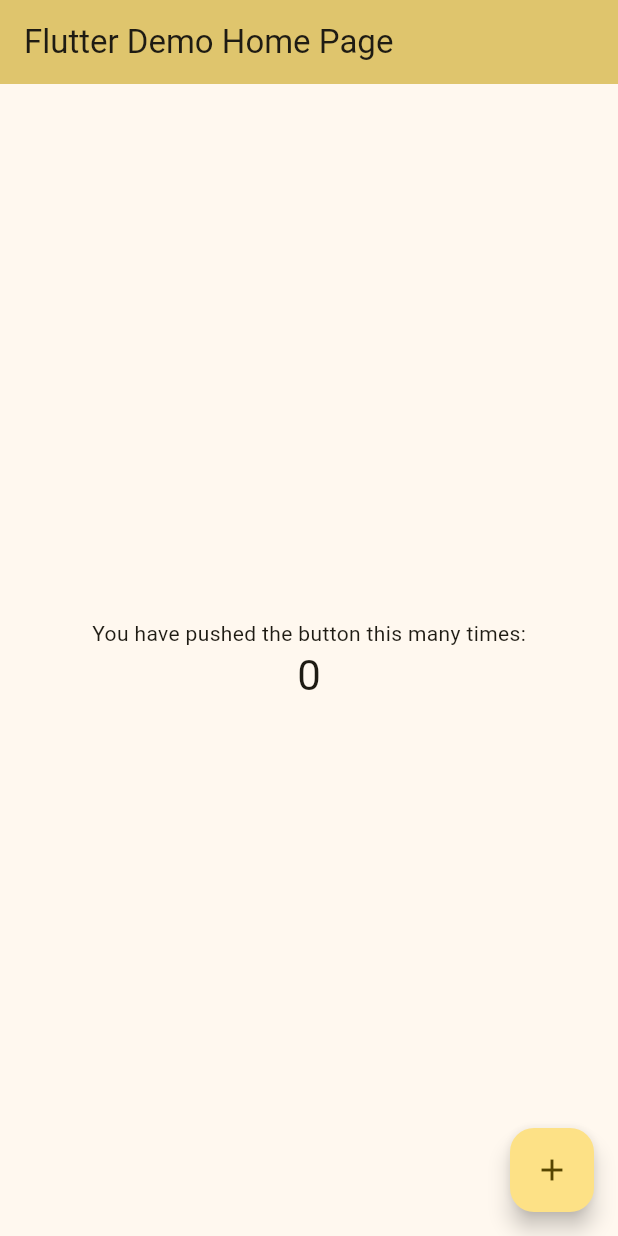
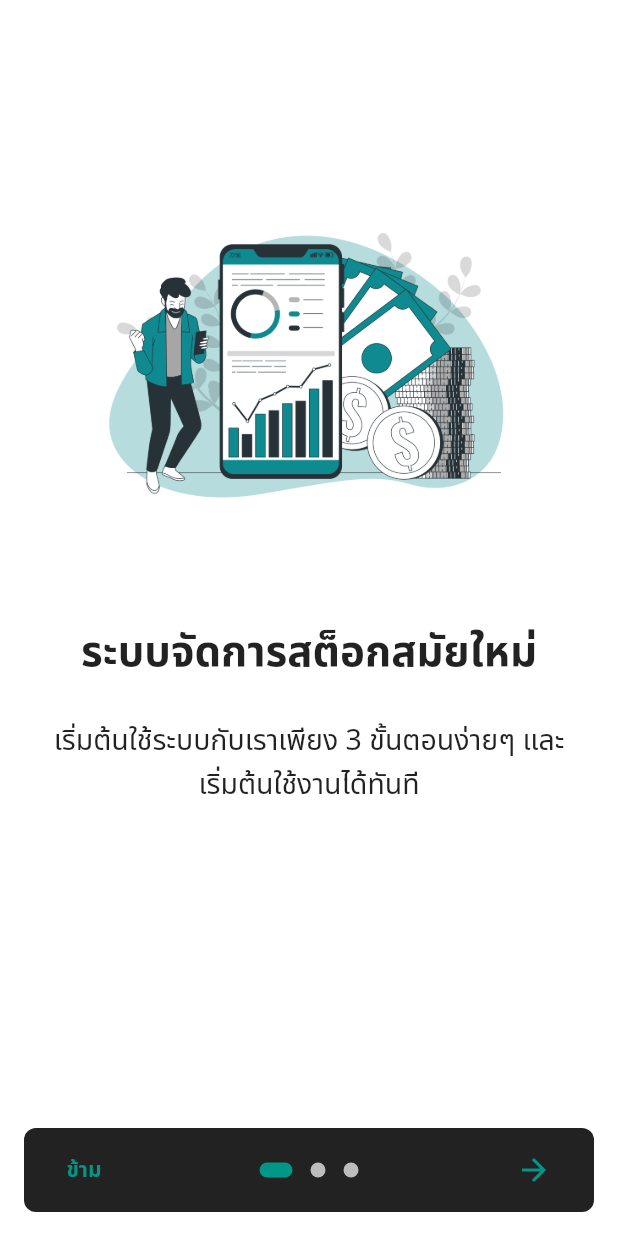
Before and after one commit to atthana/flutter3_nodejs_store, a Flutter app: the screen it shows after launch, on a phone screen of 412 x 824 dp. Run offline on Flutter 3.47's test engine with Material 2 defaults, Android fonts, the phone set to English and light mode, and no system bars; drawn by our look-alikes of introduction_screen.

Commit message:
Added "introduction screen", "app router", HomeScreen, WelcomeScreen

```diff
--- /dev/null
+++ b/lib/app_router.dart
@@ -0,0 +1,14 @@
+import 'package:flutter_node_store/screens/login/login_screen.dart';
+import 'package:flutter_node_store/screens/welcome/welcome_screen.dart';
+
+class AppRouter {
+  // Router Map Key
+  static const String welcome = '/welcome';
+  static const String login = '/login';
+
+  // Router Map
+  static get routes => {
+        welcome: (context) => WelcomeScreen(),
+        login: (context) => LoginScreen(),
+      };
+}
--- a/lib/main.dart
+++ b/lib/main.dart
@@ -1,125 +1,36 @@
+// ignore_for_file: prefer_const_constructors
+
 import 'package:flutter/material.dart';
+import 'package:flutter_node_store/app_router.dart';
+import 'package:flutter_node_store/themes/styles.dart';
 
 void main() {
   runApp(const MyApp());
+  // runApp(
+  //   MaterialApp(
+  //     theme: AppTheme.lightTheme,
+  //     home: Scaffold(
+  //       appBar: AppBar(
+  //         title: Text('คิวเองจ้า'),
+  //       ),
+  //       body: Center(
+  //         child: Text('ยังมีปัญหาอะไรอีก 666'),
+  //       ),
+  //     ),
+  //   ),
+  // );  # TODO: แบบนี้ hot reload ไม่ทำงาานนะ
 }
 
 class MyApp extends StatelessWidget {
   const MyApp({super.key});
 
-  // This widget is the root of your application.
   @override
   Widget build(BuildContext context) {
     return MaterialApp(
-      title: 'Flutter Demo',
-      theme: ThemeData(
-        // This is the theme of your application.
-        //
-        // TRY THIS: Try running your application with "flutter run". You'll see
-        // the application has a blue toolbar. Then, without quitting the app,
-        // try changing the seedColor in the colorScheme below to Colors.green
-        // and then invoke "hot reload" (save your changes or press the "hot
-        // reload" button in a Flutter-supported IDE, or press "r" if you used
-        // the command line to start the app).
-        //
-        // Notice that the counter didn't reset back to zero; the application
-        // state is not lost during the reload. To reset the state, use hot
-        // restart instead.
-        //
-        // This works for code too, not just values: Most code changes can be
-        // tested with just a hot reload.
-        colorScheme: ColorScheme.fromSeed(seedColor: Colors.amberAccent),
-        useMaterial3: true,
-      ),
-      home: const MyHomePage(title: 'Flutter Demo Home Page'),
+      debugShowCheckedModeBanner: false,
+      theme: AppTheme.lightTheme,
+      initialRoute: AppRouter.welcome,
+      routes: AppRouter.routes,
     );
   }
 }
-
-class MyHomePage extends StatefulWidget {
-  const MyHomePage({super.key, required this.title});
-
-  // This widget is the home page of your application. It is stateful, meaning
-  // that it has a State object (defined below) that contains fields that affect
-  // how it looks.
-
-  // This class is the configuration for the state. It holds the values (in this
-  // case the title) provided by the parent (in this case the App widget) and
-  // used by the build method of the State. Fields in a Widget subclass are
-  // always marked "final".
-
-  final String title;
-
-  @override
-  State<MyHomePage> createState() => _MyHomePageState();
-}
-
-class _MyHomePageState extends State<MyHomePage> {
-  int _counter = 0;
-
-  void _incrementCounter() {
-    setState(() {
-      // This call to setState tells the Flutter framework that something has
-      // changed in this State, which causes it to rerun the build method below
-      // so that the display can reflect the updated values. If we changed
-      // _counter without calling setState(), then the build method would not be
-      // called again, and so nothing would appear to happen.
-      _counter++;
-    });
-  }
-
-  @override
-  Widget build(BuildContext context) {
-    // This method is rerun every time setState is called, for instance as done
-    // by the _incrementCounter method above.
-    //
-    // The Flutter framework has been optimized to make rerunning build methods
-    // fast, so that you can just rebuild anything that needs updating rather
-    // than having to individually change instances of widgets.
-    return Scaffold(
-      appBar: AppBar(
-        // TRY THIS: Try changing the color here to a specific color (to
-        // Colors.amber, perhaps?) and trigger a hot reload to see the AppBar
-        // change color while the other colors stay the same.
-        backgroundColor: Theme.of(context).colorScheme.inversePrimary,
-        // Here we take the value from the MyHomePage object that was created by
-        // the App.build method, and use it to set our appbar title.
-        title: Text(widget.title),
-      ),
-      body: Center(
-        // Center is a layout widget. It takes a single child and positions it
-        // in the middle of the parent.
-        child: Column(
-          // Column is also a layout widget. It takes a list of children and
-          // arranges them vertically. By default, it sizes itself to fit its
-          // children horizontally, and tries to be as tall as its parent.
-          //
-          // Column has various properties to control how it sizes itself and
-          // how it positions its children. Here we use mainAxisAlignment to
-          // center the children vertically; the main axis here is the vertical
-          // axis because Columns are vertical (the cross axis would be
-          // horizontal).
-          //
-          // TRY THIS: Invoke "debug painting" (choose the "Toggle Debug Paint"
-          // action in the IDE, or press "p" in the console), to see the
-          // wireframe for each widget.
-          mainAxisAlignment: MainAxisAlignment.center,
-          children: <Widget>[
-            const Text(
-              'You have pushed the button this many times:',
-            ),
-            Text(
-              '$_counter',
-              style: Theme.of(context).textTheme.headlineMedium,
-            ),
-          ],
-        ),
-      ),
-      floatingActionButton: FloatingActionButton(
-        onPressed: _incrementCounter,
-        tooltip: 'Increment',
-        child: const Icon(Icons.add),
-      ), // This trailing comma makes auto-formatting nicer for build methods.
-    );
-  }
-}
--- /dev/null
+++ b/lib/screens/login/login_screen.dart
@@ -0,0 +1,24 @@
+// ignore_for_file: prefer_const_constructors
+
+import 'package:flutter/material.dart';
+
+class LoginScreen extends StatefulWidget {
+  const LoginScreen({super.key});
+
+  @override
+  State<LoginScreen> createState() => _LoginScreenState();
+}
+
+class _LoginScreenState extends State<LoginScreen> {
+  @override
+  Widget build(BuildContext context) {
+    return Scaffold(
+      appBar: AppBar(
+        title: Text('Login'),
+      ),
+      body: Center(
+        child: Text('Login Screen'),
+      ),
+    );
+  }
+}
--- /dev/null
+++ b/lib/screens/welcome/welcome_screen.dart
@@ -0,0 +1,121 @@
+import 'package:flutter/foundation.dart';
+import 'package:flutter/material.dart';
+import 'package:flutter/services.dart';
+import 'package:flutter_node_store/app_router.dart';
+import 'package:introduction_screen/introduction_screen.dart';
+
+class WelcomeScreen extends StatefulWidget {
+  const WelcomeScreen({super.key});
+
+  @override
+  State<WelcomeScreen> createState() => _WelcomeScreenState();
+}
+
+class _WelcomeScreenState extends State<WelcomeScreen> {
+  final introKey = GlobalKey<IntroductionScreenState>();
+
+  // ฟังก์ชันเมื่อจบการแสดง Intro
+  void _onIntroEnd(context) async {
+    // ไปยังหน้า Login
+    // Navigator.pushReplacementNamed(context, AppRouter.login);  // เปิดแบบไม่มีปุ่มย้อนกลับ
+    Navigator.pushNamed(context, AppRouter.login);  // เปิดแบบ back ได้
+  }
+
+  // ฟังก์ชันกำหนดภาพที่ใช้แสดงใน Intro
+  Widget _buildImage(String assetName, [double width = 350]) {
+    return Image.asset('assets/images/$assetName', width: width);
+  }
+
+  @override
+  Widget build(BuildContext context) {
+    // กำหนดให้แสดงผลเฉพาะหน้าจอแนวตั้ง
+    SystemChrome.setPreferredOrientations([
+      // DeviceOrientation.portraitUp,
+      // DeviceOrientation.landscapeLeft,
+      // DeviceOrientation.landscapeRight,
+    ]);
+
+    const bodyStyle = TextStyle(fontSize: 19.0);
+
+    const pageDecoration = PageDecoration(
+      titleTextStyle: TextStyle(fontSize: 28.0, fontWeight: FontWeight.w700),
+      bodyTextStyle: bodyStyle,
+      bodyPadding: EdgeInsets.fromLTRB(16.0, 0.0, 16.0, 16.0),
+      pageColor: Colors.white,
+      imagePadding: EdgeInsets.zero,
+    );
+
+    return SafeArea(
+      child: IntroductionScreen(
+        key: introKey,
+        globalBackgroundColor: Colors.white,
+        // allowImplicitScrolling: true,
+        // autoScrollDuration: 3000,
+        // infiniteAutoScroll: true,
+        pages: [
+          PageViewModel(
+            title: "ระบบจัดการสต็อกสมัยใหม่",
+            body:
+                "เริ่มต้นใช้ระบบกับเราเพียง 3 ขั้นตอนง่ายๆ และเริ่มต้นใช้งานได้ทันที",
+            image: Padding(
+              padding: const EdgeInsets.only(top: 100.0),
+              child: _buildImage('slide1.png'),
+            ),
+            decoration: pageDecoration,
+          ),
+          PageViewModel(
+            title: "ภาพรวมระบบในหนึ่งเดียว",
+            body:
+                "ดูภาพรวมของระบบได้ทุกที่ทุกเวลา ด้วยระบบที่ออกแบบมาเพื่อความง่าย",
+            image: Padding(
+              padding: const EdgeInsets.only(top: 100.0),
+              child: _buildImage('slide2.png'),
+            ),
+            decoration: pageDecoration,
+          ),
+          PageViewModel(
+            title: "ซื้อขายได้ตลอดเวลา",
+            body:
+                "ติดตามการซื้อขายได้ทุกที่ทุกเวลา ด้วยระบบที่ออกแบบมาเพื่อความง่าย",
+            image: Padding(
+              padding: const EdgeInsets.only(top: 100.0),
+              child: _buildImage('slide3.png'),
+            ),
+            decoration: pageDecoration,
+          ),
+        ],
+        onDone: () => _onIntroEnd(context),
+        onSkip: () => _onIntroEnd(context), // You can override onSkip callback
+        showSkipButton: true,
+        skipOrBackFlex: 0,
+        nextFlex: 0,
+        showBackButton: false,
+        //rtl: true, // Display as right-to-left
+        back: const Icon(Icons.arrow_back),
+        skip: const Text('ข้าม', style: TextStyle(fontWeight: FontWeight.w600)),
+        next: const Icon(Icons.arrow_forward),
+        done: const Text('เสร็จสิ้น',
+            style: TextStyle(fontWeight: FontWeight.w600)),
+        curve: Curves.fastLinearToSlowEaseIn,
+        controlsMargin: const EdgeInsets.all(16),
+        controlsPadding: kIsWeb
+            ? const EdgeInsets.all(12.0)
+            : const EdgeInsets.fromLTRB(8.0, 4.0, 8.0, 4.0),
+        dotsDecorator: const DotsDecorator(
+          size: Size(10.0, 10.0),
+          color: Color(0xFFBDBDBD),
+          activeSize: Size(22.0, 10.0),
+          activeShape: RoundedRectangleBorder(
+            borderRadius: BorderRadius.all(Radius.circular(25.0)),
+          ),
+        ),
+        dotsContainerDecorator: const ShapeDecoration(
+          color: Colors.black87,
+          shape: RoundedRectangleBorder(
+            borderRadius: BorderRadius.all(Radius.circular(8.0)),
+          ),
+        ),
+      ),
+    );
+  }
+}
--- /dev/null
+++ b/lib/themes/colors.dart
@@ -0,0 +1,10 @@
+import 'package:flutter/material.dart';
+
+const primary = Color(0xFF009688);
+const primaryDark = Color(0xFF00796B);
+const primaryLight = Color(0xFFB2DFDB);
+const primaryText = Color(0xFF212121);
+const secondaryText = Color(0xFF757575);
+const accent = Color(0xFFFF9800);
+const icons = Color(0xFFFFFFFF);
+const divider = Color(0xFFBDBDBD);
--- /dev/null
+++ b/lib/themes/styles.dart
@@ -0,0 +1,66 @@
+// ignore_for_file: prefer_const_constructors
+
+import 'package:flutter/material.dart';
+import 'package:flutter_node_store/themes/colors.dart';
+
+class AppTheme {
+
+  // Custom text theme
+  static final customTextTheme = TextTheme(
+    bodyMedium: TextStyle(
+      fontSize: 16,
+    ),
+    bodyLarge: TextStyle(
+      fontSize: 24,
+    ),
+  );
+
+  // Light theme
+  static final ThemeData lightTheme = ThemeData(
+    useMaterial3: false,
+    fontFamily: 'NotoSansThai',
+    primaryColor: primary,
+    primaryColorDark: primaryDark,
+    primaryColorLight: primaryLight,
+    hoverColor: divider,
+    hintColor: accent,
+    colorScheme: const ColorScheme.light(primary: primary),
+    iconTheme: const IconThemeData(color: primaryText),
+    scaffoldBackgroundColor: Colors.blueGrey[100],
+    appBarTheme: const AppBarTheme(
+      titleTextStyle: TextStyle(
+        fontFamily: 'NotoSansThai',
+        fontWeight: FontWeight.bold,
+        fontSize: 20,
+      ),
+      backgroundColor: primary,
+      foregroundColor: icons,
+      iconTheme: IconThemeData(color: icons),
+    ),
+  );
+
+  // Dark theme
+  static final ThemeData darkTheme = ThemeData(
+    useMaterial3: false,
+    fontFamily: 'NotoSansThai',
+    primaryColor: primary,
+    primaryColorDark: primaryDark,
+    primaryColorLight: primaryLight,
+    hoverColor: divider,
+    hintColor: accent,
+    colorScheme: const ColorScheme.dark(primary: icons),
+    iconTheme: const IconThemeData(color: icons),
+    scaffoldBackgroundColor: primaryText,
+    appBarTheme: const AppBarTheme(
+      titleTextStyle: TextStyle(
+        fontFamily: 'NotoSansThai',
+        fontWeight: FontWeight.bold,
+        fontSize: 20,
+      ),
+      backgroundColor: primaryText,
+      foregroundColor: icons,
+      iconTheme: IconThemeData(color: icons),
+    ),
+  );
+
+}
```
Also changed, not shown: pubspec.yaml (+10 -9 lines), pubspec.lock, 6 other files.
